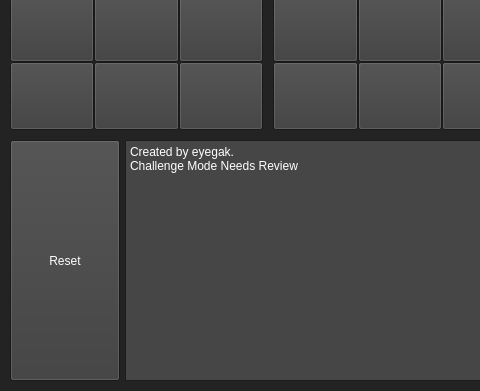
This is mainwindow.ui in isaaclonergan/DissectionTool as Qt 5 draws it before an edit; both pictures show x 0 to 480 and y 189 to 580 of the 800 by 580 pixel window. The edited form follows.
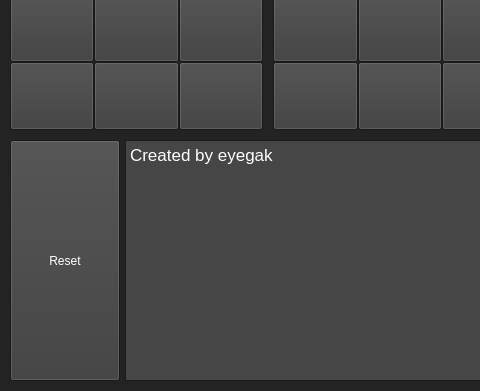
This is the edited form. Icons and pictures are not drawn.

Commit message: Improved Readability of output

Diff of the .ui file:
```diff
--- a/mainwindow.ui
+++ b/mainwindow.ui
@@ -1392,12 +1392,16 @@
           <verstretch>1</verstretch>
          </sizepolicy>
         </property>
+        <property name="font">
+         <font>
+          <pointsize>13</pointsize>
+         </font>
+        </property>
         <property name="readOnly">
          <bool>true</bool>
         </property>
         <property name="plainText">
-         <string>Created by eyegak.
-Challenge Mode Needs Review</string>
+         <string>Created by eyegak</string>
         </property>
        </widget>
       </item>
```
